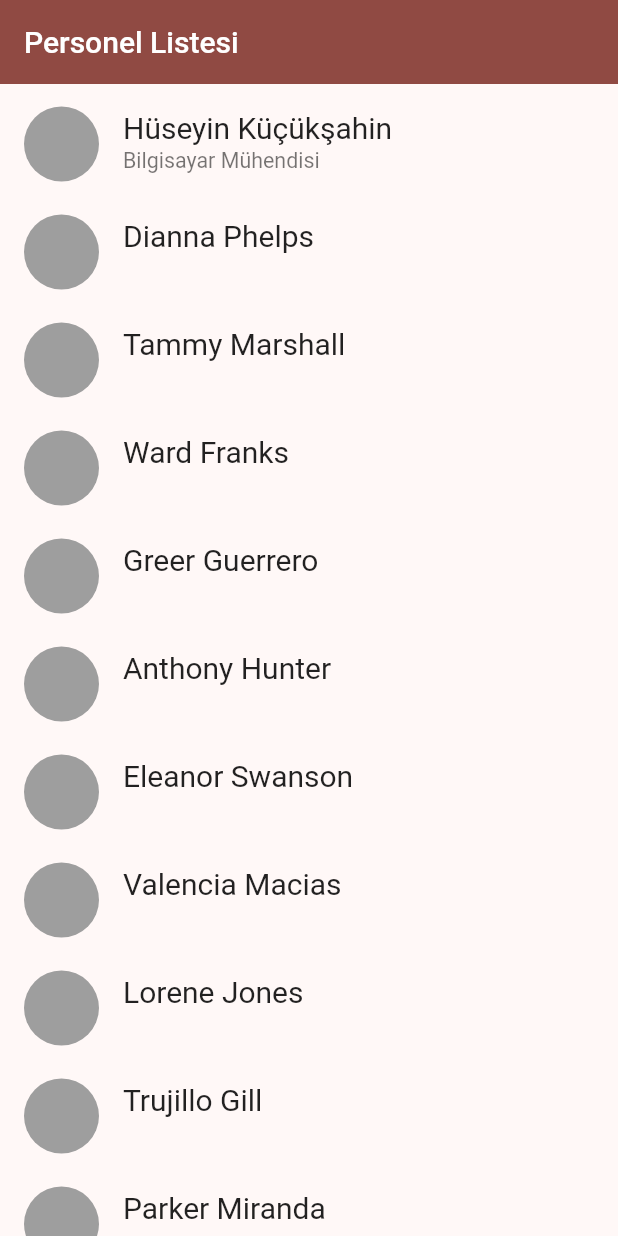
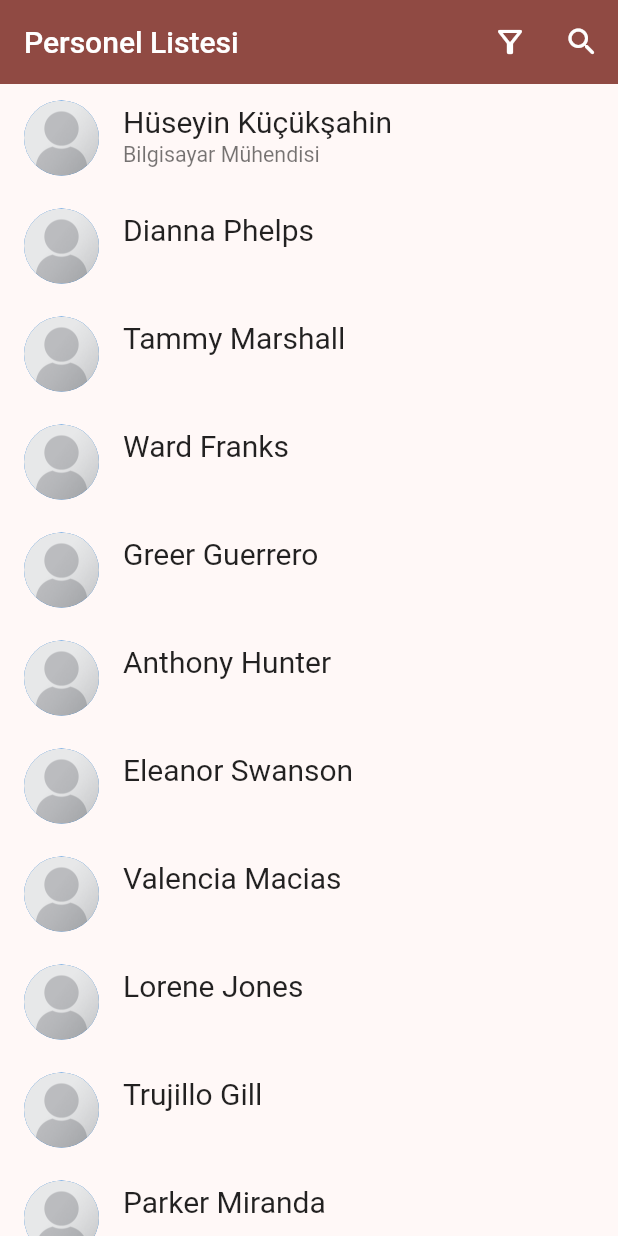
Before and after one commit to Destanci/personel_app, a Flutter app: the screen it shows after launch, on a phone screen of 412 x 824 dp. Run offline on Flutter 3.47's test engine with Material 2 defaults, Android fonts, the phone set to English and light mode, and no system bars; our stand-ins replace flex_color_scheme.

Commit message:
actions and search

```diff
--- a/lib/components/circle_image_avatar.dart
+++ b/lib/components/circle_image_avatar.dart
@@ -33,16 +33,7 @@ class CircleImageAvatarState extends State<CircleImageAvatar> {
       child: widget.imagePath.isEmpty || !widget.imagePath.toString().startsWith('/')
           ? CircleAvatar(
               maxRadius: widget.size,
-              backgroundColor: widget.color,
-              child: widget.foreground ??
-                  FittedBox(
-                    fit: BoxFit.scaleDown,
-                    child: Text(
-                      widget.placeholder,
-                      textAlign: TextAlign.center,
-                      style: const TextStyle(color: Colors.white, fontWeight: FontWeight.bold),
-                    ),
-                  ),
+              backgroundImage: AssetImage('assets/placeholder.png'),
             )
           : CircleAvatar(
               maxRadius: widget.size,
--- a/lib/core/_utils/utilities.dart
+++ b/lib/core/_utils/utilities.dart
@@ -8,6 +8,7 @@ class Utilities {
   }
 
   static closeKeyboard(BuildContext context) {
+    if (!isKeyboardShowing(context)) return false;
     FocusScopeNode currentFocus = FocusScope.of(context);
     if (!currentFocus.hasPrimaryFocus) {
       currentFocus.unfocus();
--- a/lib/main.dart
+++ b/lib/main.dart
@@ -10,8 +10,8 @@ import 'package:provider/provider.dart';
 
 import 'managers/json_employee_reader.dart';
 
-void main() {
-  WidgetsFlutterBinding.ensureInitialized();
+void main() async {
+  await WidgetsFlutterBinding.ensureInitialized();
 
 // ! Remove after the release
   HttpOverrides.global = MyHttpOverrides();
--- a/lib/views/main_page.dart
+++ b/lib/views/main_page.dart
@@ -1,5 +1,7 @@
 import 'dart:developer' as developer;
 import 'package:flutter/material.dart';
+import 'package:personel_app/core/_utils/utilities.dart';
+import 'package:personel_app/views/main_page_filter.dart';
 import 'package:provider/provider.dart';
 
 import '../components/employee_card.dart';
@@ -14,7 +16,24 @@ class MainPage extends StatefulWidget {
 
 class _MainPageState extends State<MainPage> {
   final ScrollController _scrollController = ScrollController();
-  // final TextEditingController _searchController = TextEditingController();
+  final TextEditingController _searchController = TextEditingController();
+
+  bool _filterActive = false;
+  bool get filterActive => _filterActive;
+  set filterActive(bool value) {
+    setState(() {
+      _filterActive = value;
+    });
+  }
+
+  bool _showSearch = false;
+  bool get showSearch => _showSearch;
+  set showSearch(bool value) {
+    Utilities.closeKeyboard(context);
+    setState(() {
+      _showSearch = value;
+    });
+  }
 
   @override
   void initState() {
@@ -27,32 +46,104 @@ class _MainPageState extends State<MainPage> {
       extendBody: true,
       appBar: AppBar(
         title: Text('Personel Listesi'),
-        actions: [],
+        actions: [
+          IconButton(
+            icon: Icon(
+              _filterActive ? Icons.filter_alt : Icons.filter_alt_outlined,
             ),
-      body: Column(
-        mainAxisSize: MainAxisSize.max,
-        children: [
-          Flexible(
-            child: Scrollbar(
-              child: RefreshIndicator(
+            onPressed: () async {
+              dynamic val = await showDialog(
+                context: context,
+                builder: (context) {
+                  return MainPageFilter(
+                    onSubmit: () {
+                      filterActive = true;
+                    },
+                    onReset: () {
+                      filterActive = false;
+                    },
+                  );
+                },
+              );
+
+              developer.log(val.toString());
+              if (val != null) {}
+            },
+          ),
+          IconButton(
+            icon: Icon(
+              _showSearch ? Icons.search_off : Icons.search_rounded,
+            ),
+            onPressed: () {
+              developer.log('Search');
+              showSearch = !_showSearch;
+            },
+          )
+        ],
+      ),
+      body: RefreshIndicator(
         onRefresh: () async {
           developer.log('Refresh');
         },
-                child: Consumer<EmployeeManager>(
-                  builder: (context, manager, child) => ListView.builder(
+        child: CustomScrollView(
           controller: _scrollController,
           physics: const BouncingScrollPhysics(parent: AlwaysScrollableScrollPhysics()),
-                    padding: EdgeInsets.only(bottom: 4, top: 4),
-                    itemCount: manager.list.length,
-                    itemBuilder: (context, index) {
-                      return EmployeeTile(employee: manager.list.elementAt(index));
-                    },
+          slivers: [
+            SliverAppBar(
+              pinned: true,
+              titleSpacing: 0,
+              toolbarHeight: _showSearch ? kToolbarHeight : 0,
+              title: Padding(
+                padding: EdgeInsets.symmetric(vertical: 4),
+                child: TextField(
+                  controller: _searchController,
+                  cursorColor: Theme.of(context).appBarTheme.foregroundColor,
+                  style: TextStyle(
+                    color: Theme.of(context).appBarTheme.foregroundColor,
+                  ),
+                  decoration: InputDecoration(
+                    contentPadding: EdgeInsets.symmetric(vertical: 8, horizontal: 16),
+                    hintText: 'Ara...',
+                    hintStyle: TextStyle(
+                      color: Theme.of(context).appBarTheme.foregroundColor,
+                    ),
+                    enabledBorder: UnderlineInputBorder(
+                      borderSide: BorderSide(
+                        color: Theme.of(context).appBarTheme.foregroundColor!,
+                        width: 1,
+                      ),
+                    ),
+                    focusedBorder: UnderlineInputBorder(
+                      borderSide: BorderSide(
+                        color: Theme.of(context).appBarTheme.foregroundColor!,
+                        width: 1,
+                      ),
+                    ),
+                    suffixIcon: IconButton(
+                      icon: Icon(
+                        Icons.clear,
+                        color: Theme.of(context).appBarTheme.foregroundColor,
+                      ),
+                      onPressed: () => _searchController.clear(),
                     ),
                   ),
                 ),
               ),
             ),
+            Consumer<EmployeeManager>(
+              builder: (context, manager, child) {
+                return SliverList(
+                  delegate: SliverChildBuilderDelegate(
+                    childCount: manager.list.length,
+                    (context, index) {
+                      return EmployeeTile(employee: manager.list.elementAt(index));
+                    },
+                  ),
+                );
+              },
+            ),
           ],
+        ),
       ),
     );
   }
```
Also changed, not shown: lib/core/models/paged_request_model.dart (added, +59 -0 lines), lib/models/filter_models/employee_filter.dart (added, +27 -0 lines), lib/views/main_page_filter.dart (added, +79 -0 lines). Lines whose indentation alone changed are shown as unchanged.
